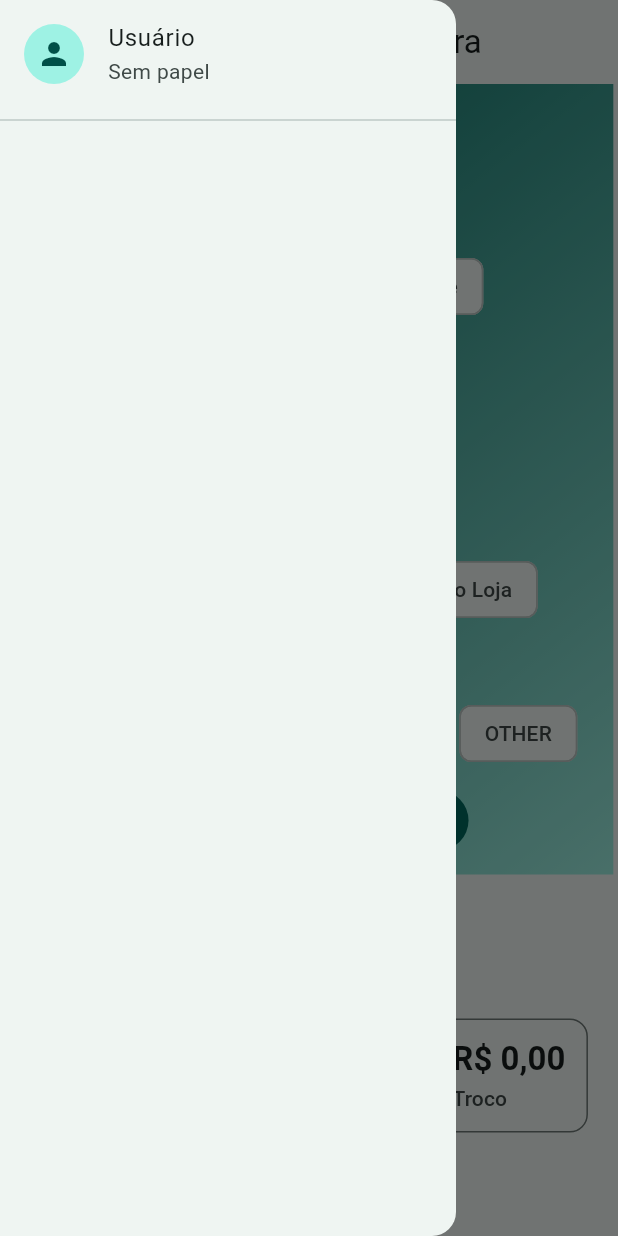
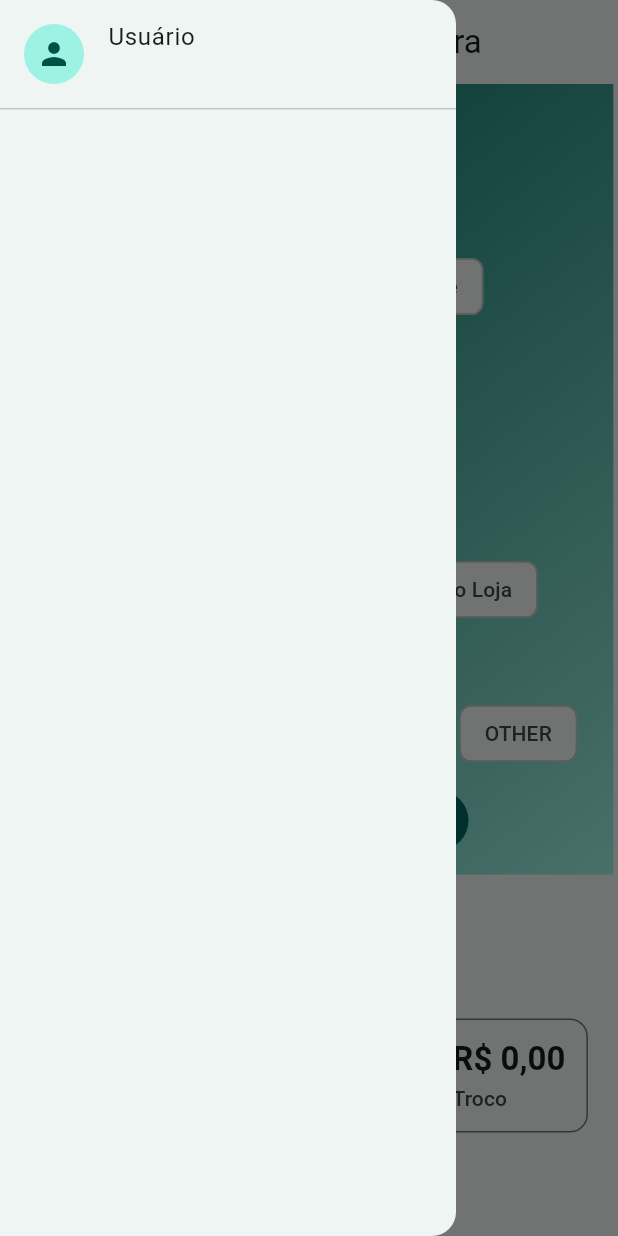
Before and after one commit to thulapinha/gerenciador_distribuidora, a Flutter app: the ReportsPage screen opened by its route, with the side drawer open, on a phone screen of 412 x 824 dp. Run offline on Flutter 3.47's test engine with Material 3 defaults, Android fonts, the phone set to English and light mode, and no system bars; our stand-ins replace csv, drift, file_picker, go_router, parse_server_sdk_flutter, pdf and 2 more; accounts and stored records are empty; generated files the repository leaves out were written again; network calls fail.

Commit message:
Atualização para adm

```diff
--- a/lib/ui/widgets/app_drawer.dart
+++ b/lib/ui/widgets/app_drawer.dart
@@ -1,3 +1,4 @@
+// lib/ui/widgets/app_drawer.dart
 import 'package:flutter/material.dart';
 import 'package:go_router/go_router.dart';
 import '../../core/session.dart';
@@ -10,41 +11,79 @@ class AppDrawer extends StatelessWidget {
   Widget build(BuildContext context) {
     final s = Session.i;
 
-    List<_Entry> all = [
-      _Entry('Dashboard', Icons.dashboard, '/', Pages.stock),
-      _Entry('PDV', Icons.point_of_sale, '/pdv', Pages.pdv),
-      _Entry('Produtos', Icons.inventory_2, '/products', Pages.products),
-      _Entry('Clientes', Icons.people, '/customers', Pages.customers),
-      _Entry('Pedidos', Icons.shopping_bag, '/orders', Pages.orders),
-      _Entry('Financeiro', Icons.attach_money, '/finance', Pages.finance),
-      _Entry('Relatórios', Icons.bar_chart, '/reports', Pages.reports),
-      _Entry('Usuários (Admin)', Icons.admin_panel_settings, '/admin-users', Pages.adminUsers),
-      _Entry('Configurações', Icons.settings, '/settings', Pages.settings),
+    // Rótulos + ícones + ROTAS que existem no app_router.dart
+    final Map<String, _Entry> meta = {
+      Pages.stock:          const _Entry('Estoque', Icons.home, '/'),
+      Pages.inventoryCount: const _Entry('Contagem de Estoque', Icons.fact_check, '/inventory-count'),
+      // Pages.billingSim removido
+      // Pages.users removido
+      Pages.pdv:            const _Entry('PDV', Icons.point_of_sale, '/pdv'),
+      Pages.products:       const _Entry('Produtos', Icons.inventory_2, '/products'),
+      Pages.customers:      const _Entry('Clientes', Icons.people, '/customers'),
+      Pages.orders:         const _Entry('Pedidos', Icons.receipt_long, '/orders'),
+      Pages.reports:        const _Entry('Relatórios', Icons.bar_chart, '/reports'),
+      Pages.finance:        const _Entry('Financeiro', Icons.account_balance_wallet, '/finance'),
+      Pages.inventory:      const _Entry('Estoque (Lista)', Icons.warehouse, '/stock'),
+      Pages.adminUsers:     const _Entry('Admin • Usuários', Icons.admin_panel_settings, '/admin-users'),
+      Pages.settings:       const _Entry('Configurações', Icons.settings, '/settings'),
+    };
+
+    final order = [
+      Pages.stock,
+      Pages.inventoryCount,
+      // Pages.billingSim removido
+      // Pages.users removido
+      Pages.pdv,
+      Pages.products,
+      Pages.customers,
+      Pages.orders,
+      Pages.reports,
+      Pages.finance,
+      Pages.inventory,
+      Pages.adminUsers,
+      Pages.settings,
     ];
 
-    final visible = all.where((e) => s.show(e.pageKey)).toList();
+    final role = s.profile?.role;
+    final isAdmin = role == Roles.admin;
+    final List<String> profilePages = List<String>.from(s.profile?.pages ?? const <String>[]);
+    final bool hasWildcard = profilePages.contains('*');
+    final Set<String> availableKeys = meta.keys.toSet();
+
+    final Set<String> visibleKeys = {
+      if (isAdmin || hasWildcard) ...availableKeys
+      else ...profilePages.where(availableKeys.contains)
+    };
+
+    final entries = [for (final k in order) if (visibleKeys.contains(k)) meta[k]!];
 
     return Drawer(
       child: SafeArea(
         child: Column(
           children: [
             ListTile(
+              leading: const CircleAvatar(child: Icon(Icons.person)),
               title: Text(s.username ?? 'Usuário'),
-              subtitle: Text(s.role.isEmpty ? 'Sem papel' : s.role),
-              leading: const CircleAvatar(child: Icon(Icons.person)),
+              subtitle: Text(role ?? 'sem perfil'),
             ),
-            const Divider(),
+            const Divider(height: 1),
             Expanded(
               child: ListView.builder(
-                itemCount: visible.length,
-                itemBuilder: (_, i) {
-                  final e = visible[i];
+                itemCount: entries.length,
+                itemBuilder: (context, i) {
+                  final e = entries[i];
+                  final currentLoc = GoRouterState.of(context).uri.toString();
+                  final selected = currentLoc == e.route;
                   return ListTile(
                     leading: Icon(e.icon),
                     title: Text(e.title),
+                    selected: selected,
                     onTap: () {
-                      Navigator.pop(context);
-                      context.go(e.path);
+                      if (selected) {
+                        Navigator.of(context).pop();
+                      } else {
+                        context.go(e.route);
+                      }
                     },
                   );
                 },
@@ -60,7 +99,6 @@ class AppDrawer extends StatelessWidget {
 class _Entry {
   final String title;
   final IconData icon;
-  final String path;
-  final String pageKey;
-  _Entry(this.title, this.icon, this.path, this.pageKey);
+  final String route;
+  const _Entry(this.title, this.icon, this.route);
 }
```
Also changed, not shown: lib/app_router.dart (+64 -39 lines).
